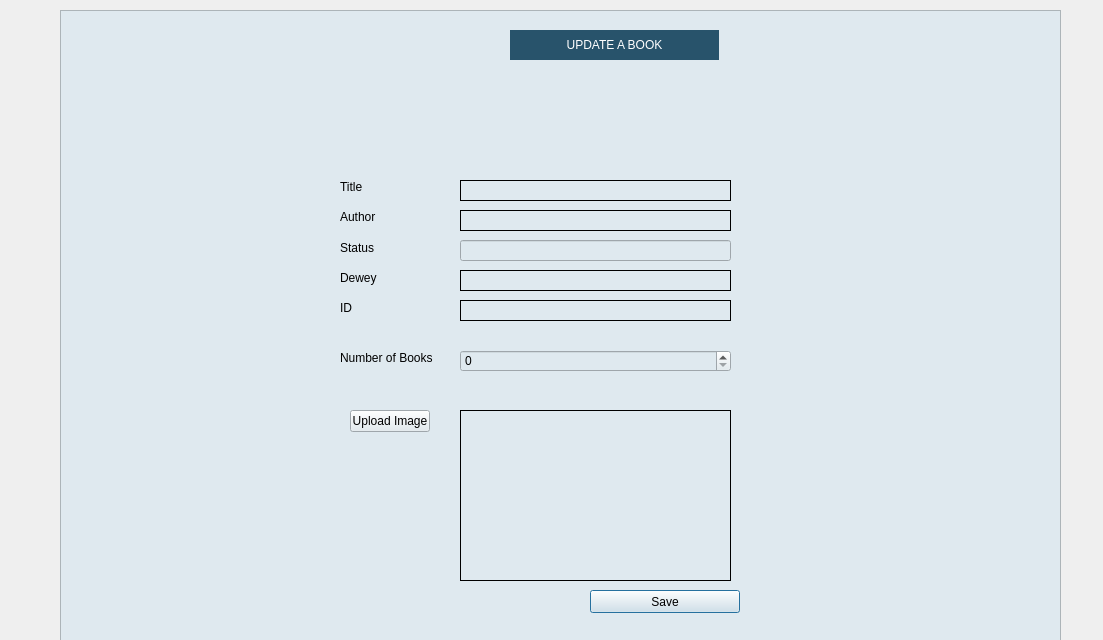
The window that theLIBRARY/updatebook.ui (270122090/the_Library) describes before a commit, drawn with Qt 5.
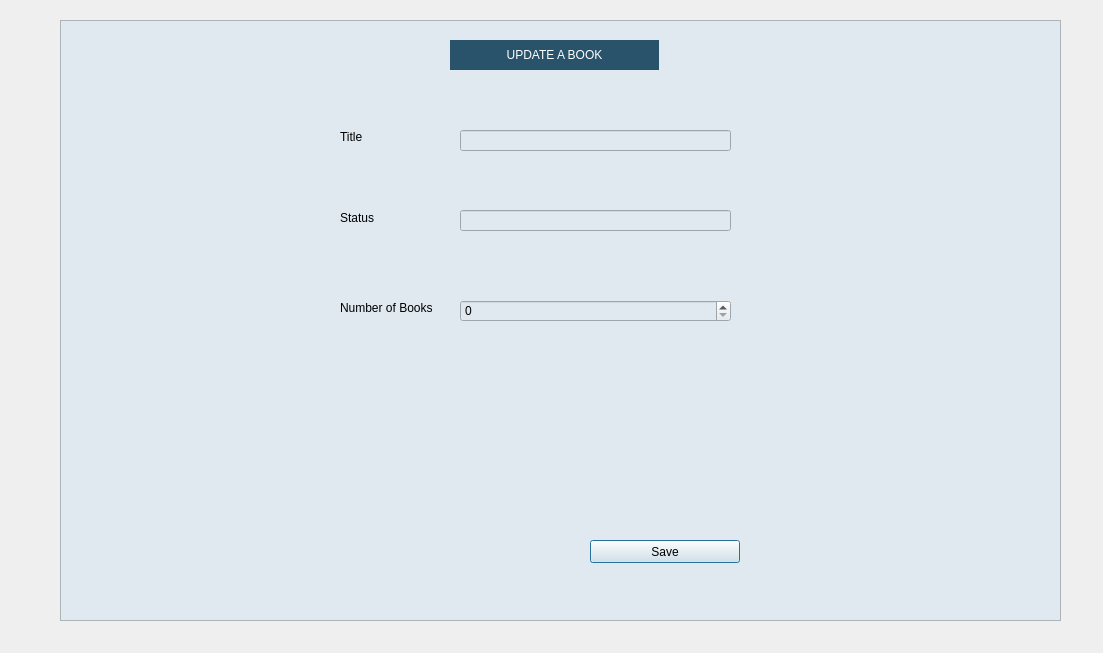
The same window after the commit.

Diff of the .ui file:
```diff
--- a/theLIBRARY/updatebook.ui
+++ b/theLIBRARY/updatebook.ui
@@ -7,7 +7,7 @@
     <x>0</x>
     <y>0</y>
     <width>1103</width>
-    <height>640</height>
+    <height>653</height>
    </rect>
   </property>
   <property name="windowTitle">
@@ -17,9 +17,9 @@
    <property name="geometry">
     <rect>
      <x>60</x>
-     <y>10</y>
+     <y>20</y>
      <width>1001</width>
-     <height>641</height>
+     <height>601</height>
     </rect>
    </property>
    <property name="styleSheet">
@@ -31,234 +31,81 @@
    <property name="frameShadow">
     <enum>QFrame::Plain</enum>
    </property>
-   <widget class="QSplitter" name="splitter">
-    <property name="geometry">
-     <rect>
-      <x>420</x>
-      <y>570</y>
-      <width>150</width>
-      <height>23</height>
-     </rect>
-    </property>
-    <property name="orientation">
-     <enum>Qt::Horizontal</enum>
-    </property>
-   </widget>
    <widget class="QPushButton" name="btnupdatebook">
     <property name="geometry">
      <rect>
       <x>530</x>
-      <y>580</y>
+      <y>520</y>
       <width>150</width>
       <height>23</height>
      </rect>
     </property>
+    <property name="styleSheet">
+     <string notr="true">font: 75 9pt &quot;Yu Gothic UI&quot;;</string>
+    </property>
     <property name="text">
      <string>Save</string>
     </property>
    </widget>
-   <widget class="QLabel" name="lbl_ID">
+   <widget class="QSpinBox" name="uQty">
     <property name="geometry">
      <rect>
       <x>400</x>
-      <y>290</y>
-      <width>271</width>
-      <height>21</height>
-     </rect>
-    </property>
-    <property name="font">
-     <font>
-      <pointsize>12</pointsize>
-     </font>
-    </property>
-    <property name="frameShape">
-     <enum>QFrame::Panel</enum>
-    </property>
-    <property name="text">
-     <string/>
-    </property>
-   </widget>
-   <widget class="QLabel" name="lblBookTitle">
-    <property name="geometry">
-     <rect>
-      <x>400</x>
-      <y>170</y>
-      <width>271</width>
-      <height>21</height>
-     </rect>
-    </property>
-    <property name="font">
-     <font>
-      <pointsize>12</pointsize>
-     </font>
-    </property>
-    <property name="frameShape">
-     <enum>QFrame::Panel</enum>
-    </property>
-    <property name="text">
-     <string/>
-    </property>
-   </widget>
-   <widget class="QLabel" name="addbookimagebox">
-    <property name="geometry">
-     <rect>
-      <x>400</x>
-      <y>400</y>
-      <width>271</width>
-      <height>171</height>
-     </rect>
-    </property>
-    <property name="frameShape">
-     <enum>QFrame::Box</enum>
-    </property>
-    <property name="text">
-     <string/>
-    </property>
-   </widget>
-   <widget class="QLabel" name="label_2">
-    <property name="geometry">
-     <rect>
-      <x>280</x>
-      <y>200</y>
-      <width>47</width>
-      <height>14</height>
-     </rect>
-    </property>
-    <property name="text">
-     <string>Author</string>
-    </property>
-   </widget>
-   <widget class="QLabel" name="lblDewey">
-    <property name="geometry">
-     <rect>
-      <x>400</x>
-      <y>260</y>
-      <width>271</width>
-      <height>21</height>
-     </rect>
-    </property>
-    <property name="font">
-     <font>
-      <pointsize>12</pointsize>
-     </font>
-    </property>
-    <property name="frameShape">
-     <enum>QFrame::Panel</enum>
-    </property>
-    <property name="text">
-     <string/>
-    </property>
-   </widget>
-   <widget class="QSpinBox" name="spinQty">
-    <property name="geometry">
-     <rect>
-      <x>400</x>
-      <y>340</y>
+      <y>280</y>
       <width>271</width>
       <height>22</height>
      </rect>
     </property>
+    <property name="styleSheet">
+     <string notr="true">font: 75 9pt &quot;Yu Gothic UI&quot;;</string>
+    </property>
    </widget>
    <widget class="QLabel" name="label_3">
     <property name="geometry">
      <rect>
       <x>280</x>
-      <y>230</y>
+      <y>190</y>
       <width>47</width>
       <height>16</height>
      </rect>
     </property>
+    <property name="styleSheet">
+     <string notr="true">font: 75 9pt &quot;Yu Gothic UI&quot;;</string>
+    </property>
     <property name="text">
      <string>Status</string>
     </property>
    </widget>
-   <widget class="QLabel" name="label_5">
-    <property name="geometry">
-     <rect>
-      <x>280</x>
-      <y>290</y>
-      <width>47</width>
-      <height>16</height>
-     </rect>
-    </property>
-    <property name="text">
-     <string>ID</string>
-    </property>
-   </widget>
    <widget class="QLabel" name="label">
     <property name="geometry">
      <rect>
       <x>280</x>
-      <y>170</y>
+      <y>110</y>
       <width>47</width>
       <height>14</height>
      </rect>
     </property>
+    <property name="styleSheet">
+     <string notr="true">font: 75 9pt &quot;Yu Gothic UI&quot;;</string>
+    </property>
     <property name="text">
      <string>Title</string>
     </property>
    </widget>
-   <widget class="QPushButton" name="btnloadbookimage">
+   <widget class="QLineEdit" name="uStatus">
     <property name="geometry">
      <rect>
-      <x>290</x>
-      <y>400</y>
-      <width>80</width>
-      <height>22</height>
-     </rect>
-    </property>
-    <property name="text">
-     <string>Upload Image</string>
-    </property>
-   </widget>
-   <widget class="QLabel" name="lblAuthor">
-    <property name="geometry">
-     <rect>
       <x>400</x>
-      <y>200</y>
+      <y>190</y>
       <width>271</width>
       <height>21</height>
      </rect>
-    </property>
-    <property name="font">
-     <font>
-      <pointsize>12</pointsize>
-     </font>
-    </property>
-    <property name="frameShape">
-     <enum>QFrame::Panel</enum>
-    </property>
-    <property name="text">
-     <string/>
-    </property>
-   </widget>
-   <widget class="QLineEdit" name="txtaddStatus">
-    <property name="geometry">
-     <rect>
-      <x>400</x>
-      <y>230</y>
-      <width>271</width>
-      <height>21</height>
-     </rect>
-    </property>
-   </widget>
-   <widget class="QLabel" name="label_4">
-    <property name="geometry">
-     <rect>
-      <x>280</x>
-      <y>260</y>
-      <width>47</width>
-      <height>16</height>
-     </rect>
-    </property>
-    <property name="text">
-     <string>Dewey</string>
     </property>
    </widget>
    <widget class="QLabel" name="LibraryTitle_3">
     <property name="geometry">
      <rect>
-      <x>450</x>
+      <x>390</x>
       <y>20</y>
       <width>209</width>
       <height>30</height>
@@ -286,15 +133,28 @@
     <property name="geometry">
      <rect>
       <x>280</x>
-      <y>340</y>
+      <y>280</y>
       <width>101</width>
       <height>16</height>
      </rect>
     </property>
+    <property name="styleSheet">
+     <string notr="true">font: 75 9pt &quot;Yu Gothic UI&quot;;</string>
+    </property>
     <property name="text">
      <string>Number of Books</string>
     </property>
    </widget>
+   <widget class="QLineEdit" name="uBookTitle">
+    <property name="geometry">
+     <rect>
+      <x>400</x>
+      <y>110</y>
+      <width>271</width>
+      <height>21</height>
+     </rect>
+    </property>
+   </widget>
   </widget>
  </widget>
  <resources/>
```
